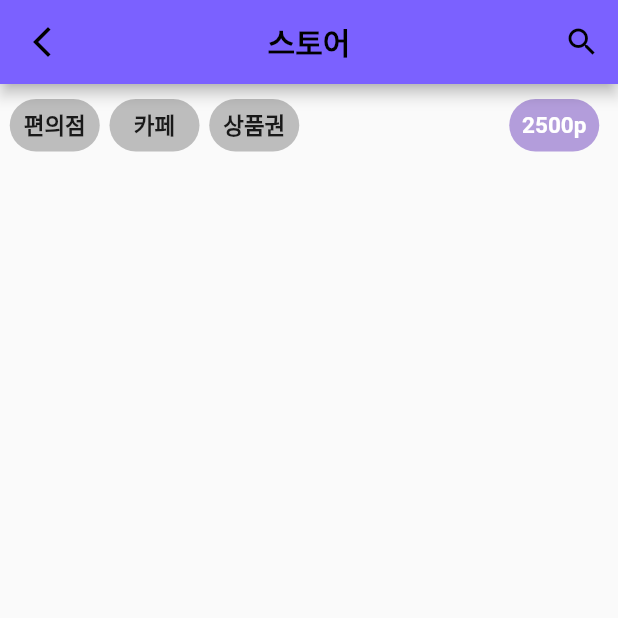
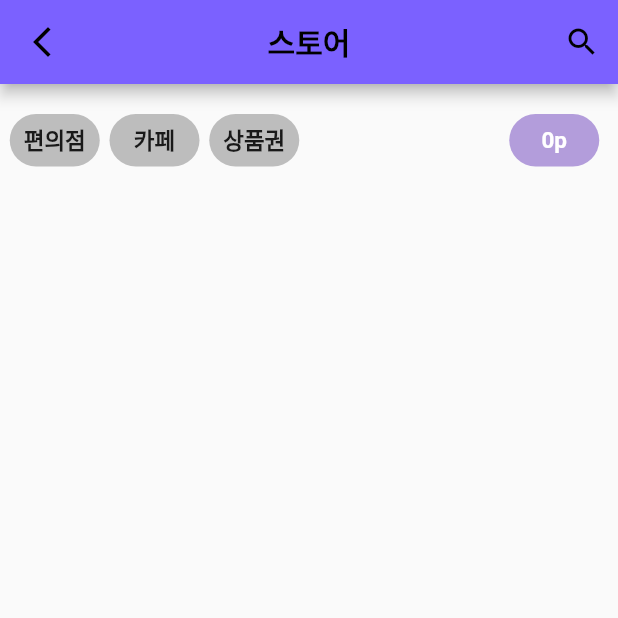
Before and after one commit to choi-hyk/Team_Project_BMT, a Flutter app: the StorePage screen opened directly, on a phone screen of 412 x 824 dp, the top half of it. Run offline on Flutter 3.47's test engine with Material 2 defaults, Android fonts, the phone set to English and light mode, and no system bars; our stand-ins replace cloud_firestore, firebase_auth, firebase_core, font_awesome_flutter; accounts and stored records are empty; network calls fail.

Commit message:
로그인-스토어 연동 완

```diff
--- a/lib/menu_widgets/category_page.dart
+++ b/lib/menu_widgets/category_page.dart
@@ -50,6 +50,7 @@ class _CategoryPageState extends State<CategoryPage> {
                             imageUrl: store['image_url'],
                             name: store['name'],
                             pay: store['pay'],
+                            giftUrl: store['gift_url'],
                           ),
                         ),
                       );
--- a/lib/menu_widgets/store_page.dart
+++ b/lib/menu_widgets/store_page.dart
@@ -1,5 +1,7 @@
 import 'package:flutter/material.dart';
 import 'package:cloud_firestore/cloud_firestore.dart';
+import 'package:provider/provider.dart';
+import 'package:test1/provider_code/user_provider.dart';
 import 'package:test1/menu_widgets/buy_page.dart';
 import 'package:test1/menu_widgets/category_page.dart';
 
@@ -45,6 +47,8 @@ class _StorePageState extends State<StorePage> {
 
   @override
   Widget build(BuildContext context) {
+    final userProvider = Provider.of<UserProvider>(context); //사용자 정보
+
     return Scaffold(
       appBar: AppBar(
         leading: IconButton(
@@ -110,24 +114,27 @@ class _StorePageState extends State<StorePage> {
               ),
               buildCategoryContainer("상품권", showCategoryList),
               const SizedBox(
-                width: 140.0,
+                width: 130.0,
               ),
               // 리워드 포인트
-              Container(
+              Padding(
+                padding: const EdgeInsets.all(10.0),
+                child: Container(
                   decoration: BoxDecoration(
                     borderRadius: BorderRadius.circular(50.0),
                     color: Colors.deepPurple[200],
                   ),
                   width: 60,
                   height: 35,
-                child: const Align(
+                  child: Align(
                     alignment: Alignment.center,
                     child: Text(
-                    '2500p',
-                    style: TextStyle(
+                      "${userProvider.point}p",
+                      style: const TextStyle(
                         fontSize: 15.0,
                         fontWeight: FontWeight.bold,
                         color: Colors.white,
+                      ),
                     ),
                   ),
                 ),
@@ -168,6 +175,7 @@ class _StorePageState extends State<StorePage> {
                                   imageUrl: store['image_url'],
                                   name: store['name'],
                                   pay: store['pay'],
+                                  giftUrl: store['gift_url'],
                                 ),
                               ),
                             );
```
Also changed, not shown: lib/menu_widgets/buy_page.dart (+50 -2 lines), lib/menu_widgets/gift_page.dart (added, +55 -0 lines). Lines whose indentation alone changed are shown as unchanged.
